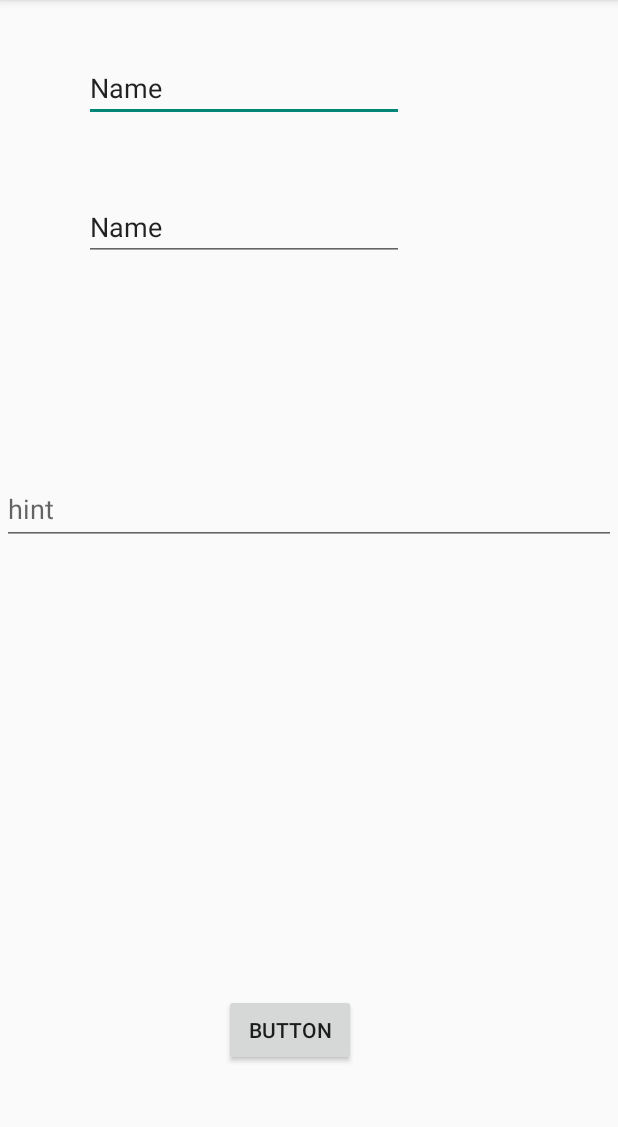
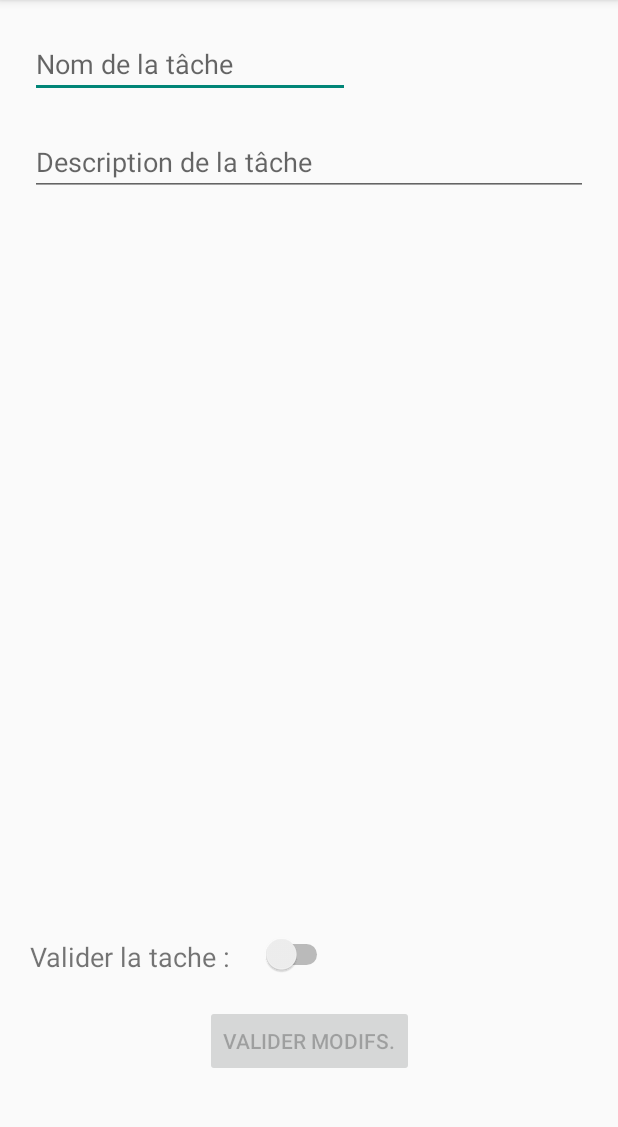
Before and after one commit to HaronMan/TODO_list, an Android app: the MainActivity2 screen opened directly, with no data from a screen before it, on a phone screen of 412 x 824 dp, the part 84-1211 px from its top. Run offline under Robolectric (Android 15) with nearby library versions, the phone set to English and light mode, and no system bars; 3 statements that could not run were skipped.

Commit message:
Modification d'activité possible !

```diff
--- a/app/src/main/java/fr/haronman/todolist/MainActivity.java
+++ b/app/src/main/java/fr/haronman/todolist/MainActivity.java
@@ -107,15 +107,8 @@ public class MainActivity extends AppCompatActivity {
                 int position = viewHolder.getAdapterPosition();
                 Todo todo = liste.get(position);
                 updateCheck(todo);
-                db.updateTodo(todo);
                 updateProgress();
                 recyclerViewAdapter.notifyItemChanged(position);
-                /*
-                Todo selected = liste.get(viewHolder.getAdapterPosition());
-                Intent i = new Intent(MainActivity.this, MainActivity2.class);
-                i.putExtra("id",selected.getId());
-                MainActivity.this.startActivity(i);
-                 */
             }
         }).attachToRecyclerView(courseRV);
 
@@ -182,6 +175,7 @@ public class MainActivity extends AppCompatActivity {
 
     public void updateCheck(Todo todo){
         todo.setFait(!todo.getFait());
+        db.updateTodo(todo);
     }
 
     public void updateProgress(){
--- a/app/src/main/java/fr/haronman/todolist/MainActivity2.java
+++ b/app/src/main/java/fr/haronman/todolist/MainActivity2.java
@@ -6,7 +6,12 @@ import android.annotation.SuppressLint;
 import android.content.Context;
 import android.content.Intent;
 import android.os.Bundle;
+import android.text.Editable;
+import android.text.TextWatcher;
+import android.view.View;
+import android.widget.Button;
 import android.widget.EditText;
+import android.widget.Switch;
 import android.widget.Toast;
 
 import fr.haronman.todolist.database.SQLiteHelper;
@@ -15,6 +20,8 @@ import fr.haronman.todolist.model.Todo;
 public class MainActivity2 extends AppCompatActivity {
     private EditText titre;
     private EditText description;
+    private Switch check;
+    private Button valider;
     private SQLiteHelper db;
     private Todo todo;
 
@@ -28,16 +35,33 @@ public class MainActivity2 extends AppCompatActivity {
         db = new SQLiteHelper(getApplicationContext());
         todo = db.getTodo(id);
 
-        this.titre = findViewById(R.id.editTextText);
-        this.description = findViewById(R.id.editTextText2);
+        this.titre = findViewById(R.id.edit_name);
+        this.description = findViewById(R.id.edit_desc);
+        this.check = findViewById(R.id.check);
+        this.valider = findViewById(R.id.validate);
+
+        valider.setEnabled(false);
+        titre.addTextChangedListener(new TextWatcher() {
+            @Override
+            public void beforeTextChanged(CharSequence charSequence, int start, int count, int after) {}
+            @Override
+            public void onTextChanged(CharSequence charSequence, int start, int before, int count) {
+                // Activer ou désactiver le bouton en fonction de si l'EditText est vide ou non
+                valider.setEnabled(charSequence.length() > 0);
+            }
+            @Override
+            public void afterTextChanged(Editable editable) {}
+        });
+
         titre.setText(todo.getTitre());
         description.setText(todo.getDescription());
 
     }
 
-    public void modifier() {
-        todo.setTitre(this.titre.toString());
-        todo.setDescription(this.description.toString());
+    public void modifier(View view) {
+        todo.setTitre(this.titre.getText().toString());
+        todo.setDescription(this.description.getText().toString());
+        todo.setFait(check.isChecked());
         int id = db.updateTodo(todo);
         todo.setId(id);
         Intent i = new Intent(MainActivity2.this, MainActivity.class);
--- a/app/src/main/java/fr/haronman/todolist/RecyclerViewAdapter.java
+++ b/app/src/main/java/fr/haronman/todolist/RecyclerViewAdapter.java
@@ -3,6 +3,7 @@ package fr.haronman.todolist;
 import fr.haronman.todolist.model.Todo;
 
 import android.content.Context;
+import android.content.Intent;
 import android.media.Image;
 import android.view.LayoutInflater;
 import android.view.View;
@@ -18,13 +19,13 @@ public class RecyclerViewAdapter extends RecyclerView.Adapter<RecyclerViewAdapte
 
     // creating a variable for our array list and context.
     private ArrayList<Todo> courseDataArrayList;
-    private Context mcontext;
+    private MainActivity ma;
 //    private int id;
 
     // creating a constructor class.
-    public RecyclerViewAdapter(ArrayList<Todo> recyclerDataArrayList, Context mcontext) {
+    public RecyclerViewAdapter(ArrayList<Todo> recyclerDataArrayList, MainActivity ma) {
         this.courseDataArrayList = recyclerDataArrayList;
-        this.mcontext = mcontext;
+        this.ma = ma;
 //        this.id = id;
     }
 
@@ -46,8 +47,17 @@ public class RecyclerViewAdapter extends RecyclerView.Adapter<RecyclerViewAdapte
         // Set the data to textview from our modal class.
         Todo recyclerData = courseDataArrayList.get(position);
         holder.courseNameTV.setText(recyclerData.getTitre());
+        holder.courseDescTV.setText(recyclerData.getDescription());
         int visibility = recyclerData.getFait() ? View.VISIBLE : View.GONE;
         holder.courseImgTV.setVisibility(visibility);
+        holder.itemView.setOnClickListener(new View.OnClickListener() {
+            @Override
+            public void onClick(View v) {
+                Intent i = new Intent(ma, MainActivity2.class);
+                i.putExtra("id",recyclerData.getId());
+                ma.startActivity(i);
+            }
+        });
 //        holder.courseNameTV.setId(recyclerData.getId());
 //        holder.courseDescTV.setText(recyclerData.getDescription());
     }
--- a/app/src/main/res/layout/activity_main2.xml
+++ b/app/src/main/res/layout/activity_main2.xml
@@ -7,59 +7,64 @@
     tools:context=".MainActivity2">
 
     <EditText
-        android:id="@+id/editTextText"
+        android:id="@+id/edit_name"
         android:layout_width="wrap_content"
         android:layout_height="wrap_content"
-        android:layout_marginStart="56dp"
-        android:layout_marginTop="36dp"
+        android:layout_marginStart="20dp"
+        android:layout_marginTop="20dp"
         android:ems="10"
         android:inputType="text"
-        android:text="Name"
+        android:hint="@string/task_name"
         app:layout_constraintStart_toStartOf="parent"
         app:layout_constraintTop_toTopOf="parent"
         tools:ignore="MissingConstraints" />
 
     <EditText
-        android:id="@+id/editTextText2"
+        android:id="@+id/edit_desc"
+        android:layout_width="match_parent"
+        android:layout_height="wrap_content"
+        android:maxHeight="450dp"
+        android:layout_marginEnd="20dp"
+        android:layout_marginStart="20dp"
+        android:layout_marginTop="20dp"
+        android:ems="10"
+        android:inputType="textMultiLine"
+        android:hint="@string/task_desc"
+        app:layout_constraintStart_toStartOf="parent"
+        app:layout_constraintTop_toBottomOf="@+id/edit_name"
+        tools:ignore="MissingConstraints" />
+
+    <TextView
+        android:id="@+id/textview_check"
         android:layout_width="wrap_content"
         android:layout_height="wrap_content"
-        android:layout_marginStart="56dp"
-        android:layout_marginTop="47dp"
-        android:ems="10"
-        android:inputType="text"
-        android:text="Name"
+        android:textSize="18sp"
+        android:text="@string/textview_check_text"
         app:layout_constraintStart_toStartOf="parent"
-        app:layout_constraintTop_toBottomOf="@+id/editTextText"
-        tools:ignore="MissingConstraints" />
+        app:layout_constraintBottom_toTopOf="@+id/validate"
+        android:layout_marginStart="20dp"
+        android:layout_marginBottom="20dp" />
+
+    <Switch
+        android:id="@+id/check"
+        android:layout_width="wrap_content"
+        android:layout_height="20dp"
+        app:layout_constraintStart_toEndOf="@+id/textview_check"
+        app:layout_constraintBottom_toTopOf="@+id/validate"
+        android:layout_marginStart="20dp"
+        android:layout_marginBottom="20dp"
+        tools:ignore="UseSwitchCompatOrMaterialXml" />
 
     <Button
-        android:id="@+id/button"
+        android:id="@+id/validate"
         android:layout_width="wrap_content"
         android:layout_height="wrap_content"
-        android:layout_marginStart="147dp"
-        android:layout_marginEnd="173dp"
-        android:layout_marginBottom="57dp"
-        android:text="Button"
+        android:layout_marginBottom="50dp"
+        android:text="@string/valid_modifs"
         android:onClick="modifier"
         app:layout_constraintBottom_toBottomOf="parent"
         app:layout_constraintEnd_toEndOf="parent"
         app:layout_constraintStart_toStartOf="parent"
         tools:ignore="MissingConstraints" />
 
-    <com.google.android.material.textfield.TextInputLayout
-        android:layout_width="409dp"
-        android:layout_height="wrap_content"
-        android:layout_marginStart="1dp"
-        android:layout_marginTop="133dp"
-        android:layout_marginEnd="1dp"
-        app:layout_constraintEnd_toEndOf="parent"
-        app:layout_constraintStart_toStartOf="parent"
-        app:layout_constraintTop_toBottomOf="@+id/editTextText2">
-
-        <com.google.android.material.textfield.TextInputEditText
-            android:layout_width="match_parent"
-            android:layout_height="wrap_content"
-            android:hint="hint" />
-    </com.google.android.material.textfield.TextInputLayout>
-
 </androidx.constraintlayout.widget.ConstraintLayout>
--- a/app/src/main/res/layout/toolbar.xml
+++ b/app/src/main/res/layout/toolbar.xml
@@ -2,7 +2,7 @@
 <androidx.appcompat.widget.Toolbar xmlns:android="http://schemas.android.com/apk/res/android"
     android:layout_width="match_parent"
     android:layout_height="wrap_content"
-    android:background="#9F2600"
+    android:background="#6F72FF"
     android:elevation="4dp">
 
 </androidx.appcompat.widget.Toolbar>
--- a/app/src/main/res/values/strings.xml
+++ b/app/src/main/res/values/strings.xml
@@ -4,4 +4,8 @@
     <string name="new_task">Nouvelle tâche</string>
     <!-- TODO: Remove or change this placeholder text -->
     <string name="delete_all">Supprimer Tout</string>
+    <string name="task_name">Nom de la tâche</string>
+    <string name="task_desc">Description de la tâche</string>
+    <string name="valid_modifs">Valider modifs.</string>
+    <string name="textview_check_text">Valider la tache :</string>
 </resources>
```
Also changed, not shown: app/src/main/java/fr/haronman/todolist/database/SQLiteHelper.java (+6 -1 lines).
